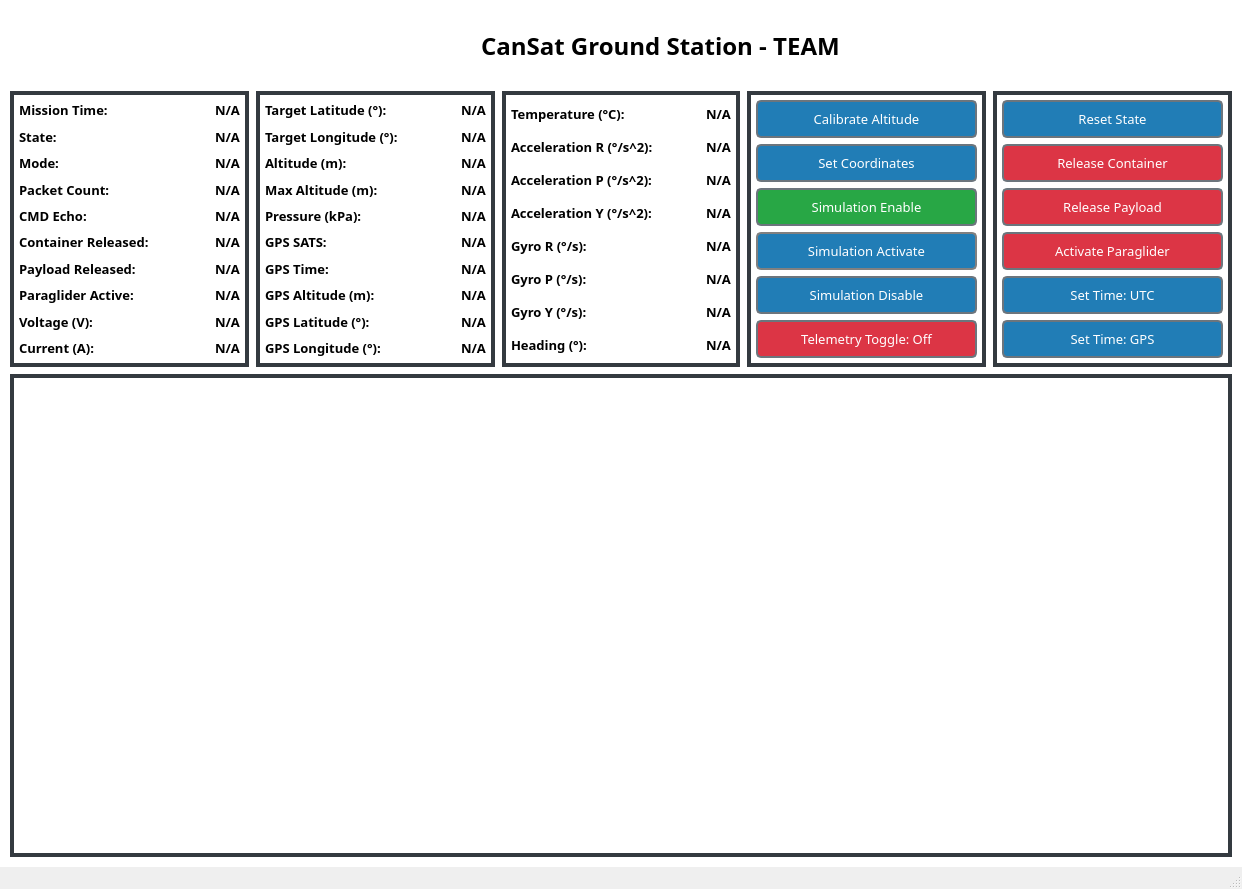
The window that Ground-Station/gui/ground_station.ui (BradyCason/UCI-CanSat-25-26) describes before a commit, drawn with Qt 5.
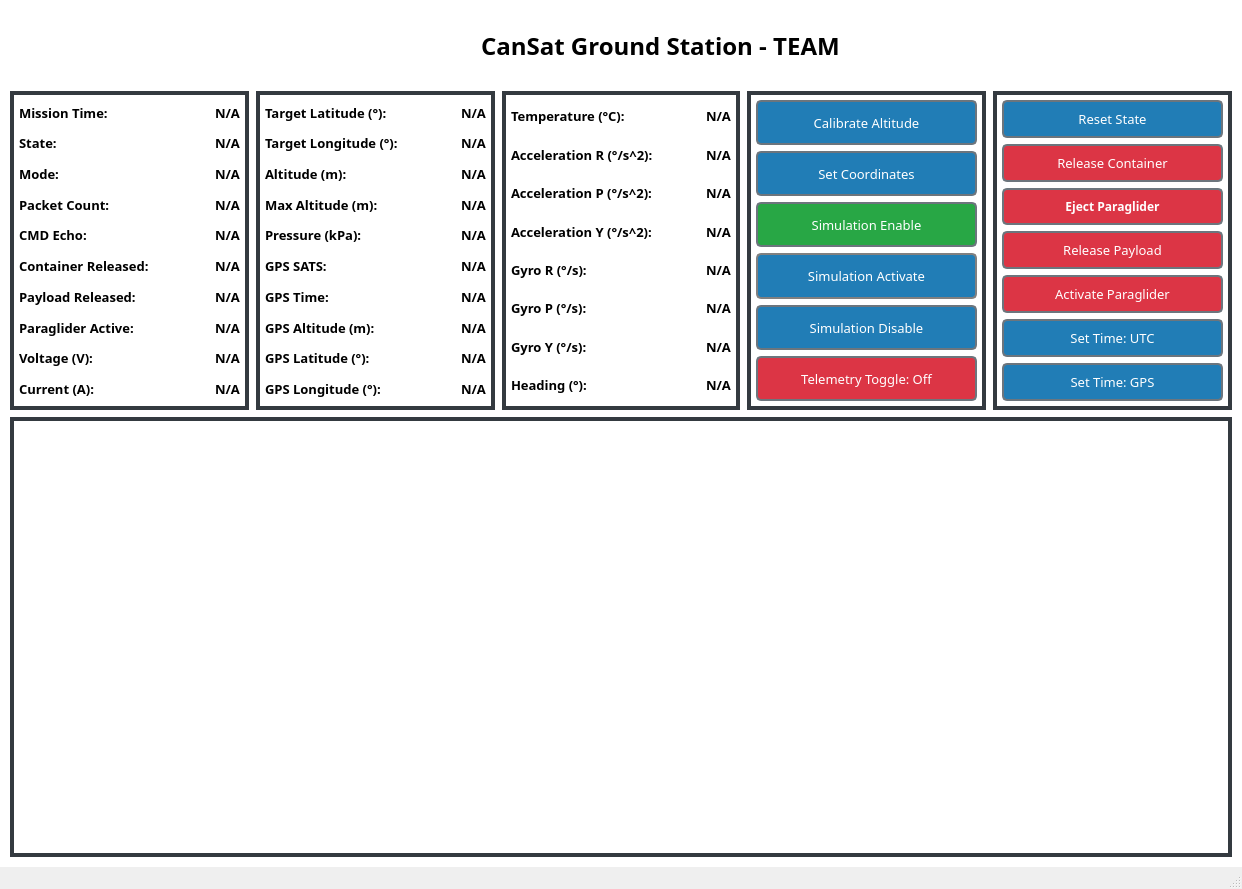
The same window after the commit.

```diff
--- a/Ground-Station/gui/ground_station.ui
+++ b/Ground-Station/gui/ground_station.ui
@@ -1303,69 +1303,7 @@
         <item>
          <widget class="QWidget" name="telemetry_container_5" native="true">
           <layout class="QGridLayout" name="gridLayout_13">
-           <item row="5" column="0">
-            <widget class="QPushButton" name="set_time_utc_button">
-             <property name="sizePolicy">
-              <sizepolicy hsizetype="Minimum" vsizetype="Minimum">
-               <horstretch>0</horstretch>
-               <verstretch>0</verstretch>
-              </sizepolicy>
-             </property>
-             <property name="font">
-              <font>
-               <family>Sans Serif Collection</family>
-               <pointsize>10</pointsize>
-              </font>
-             </property>
-             <property name="text">
-              <string>Set Time: UTC</string>
-             </property>
-            </widget>
-           </item>
-           <item row="2" column="0">
-            <widget class="QPushButton" name="release_payload_button">
-             <property name="sizePolicy">
-              <sizepolicy hsizetype="Minimum" vsizetype="Minimum">
-               <horstretch>0</horstretch>
-               <verstretch>0</verstretch>
-              </sizepolicy>
-             </property>
-             <property name="font">
-              <font>
-               <family>Sans Serif Collection</family>
-               <pointsize>10</pointsize>
-               <weight>50</weight>
-               <bold>false</bold>
-              </font>
-             </property>
-             <property name="styleSheet">
-              <string notr="true">QPushButton{background-color: rgba(220, 53, 69, 1);} QPushButton:hover{background-color: rgba(200, 45, 59, 1);}</string>
-             </property>
-             <property name="text">
-              <string>Release Payload</string>
-             </property>
-            </widget>
-           </item>
-           <item row="0" column="0">
-            <widget class="QPushButton" name="reset_state_button">
-             <property name="sizePolicy">
-              <sizepolicy hsizetype="Minimum" vsizetype="Minimum">
-               <horstretch>0</horstretch>
-               <verstretch>0</verstretch>
-              </sizepolicy>
-             </property>
-             <property name="font">
-              <font>
-               <family>Sans Serif Collection</family>
-               <pointsize>10</pointsize>
-              </font>
-             </property>
-             <property name="text">
-              <string>Reset State</string>
-             </property>
-            </widget>
-           </item>
-           <item row="6" column="0">
+           <item row="7" column="0">
             <widget class="QPushButton" name="set_time_gps_button">
              <property name="sizePolicy">
               <sizepolicy hsizetype="Minimum" vsizetype="Minimum">
@@ -1390,6 +1328,30 @@
             </widget>
            </item>
            <item row="3" column="0">
+            <widget class="QPushButton" name="release_payload_button">
+             <property name="sizePolicy">
+              <sizepolicy hsizetype="Minimum" vsizetype="Minimum">
+               <horstretch>0</horstretch>
+               <verstretch>0</verstretch>
+              </sizepolicy>
+             </property>
+             <property name="font">
+              <font>
+               <family>Sans Serif Collection</family>
+               <pointsize>10</pointsize>
+               <weight>50</weight>
+               <bold>false</bold>
+              </font>
+             </property>
+             <property name="styleSheet">
+              <string notr="true">QPushButton{background-color: rgba(220, 53, 69, 1);} QPushButton:hover{background-color: rgba(200, 45, 59, 1);}</string>
+             </property>
+             <property name="text">
+              <string>Release Payload</string>
+             </property>
+            </widget>
+           </item>
+           <item row="4" column="0">
             <widget class="QPushButton" name="activate_paraglider_button">
              <property name="sizePolicy">
               <sizepolicy hsizetype="Minimum" vsizetype="Minimum">
@@ -1411,6 +1373,25 @@
              </property>
             </widget>
            </item>
+           <item row="0" column="0">
+            <widget class="QPushButton" name="reset_state_button">
+             <property name="sizePolicy">
+              <sizepolicy hsizetype="Minimum" vsizetype="Minimum">
+               <horstretch>0</horstretch>
+               <verstretch>0</verstretch>
+              </sizepolicy>
+             </property>
+             <property name="font">
+              <font>
+               <family>Sans Serif Collection</family>
+               <pointsize>10</pointsize>
+              </font>
+             </property>
+             <property name="text">
+              <string>Reset State</string>
+             </property>
+            </widget>
+           </item>
            <item row="1" column="0">
             <widget class="QPushButton" name="release_container_button">
              <property name="sizePolicy">
@@ -1433,6 +1414,35 @@
              </property>
             </widget>
            </item>
+           <item row="6" column="0">
+            <widget class="QPushButton" name="set_time_utc_button">
+             <property name="sizePolicy">
+              <sizepolicy hsizetype="Minimum" vsizetype="Minimum">
+               <horstretch>0</horstretch>
+               <verstretch>0</verstretch>
+              </sizepolicy>
+             </property>
+             <property name="font">
+              <font>
+               <family>Sans Serif Collection</family>
+               <pointsize>10</pointsize>
+              </font>
+             </property>
+             <property name="text">
+              <string>Set Time: UTC</string>
+             </property>
+            </widget>
+           </item>
+           <item row="2" column="0">
+            <widget class="QPushButton" name="eject_paraglider_button">
+             <property name="styleSheet">
+              <string notr="true">QPushButton{background-color: rgba(220, 53, 69, 1);} QPushButton:hover{background-color: rgba(200, 45, 59, 1);}</string>
+             </property>
+             <property name="text">
+              <string>Eject Paraglider</string>
+             </property>
+            </widget>
+           </item>
           </layout>
          </widget>
         </item>
```
